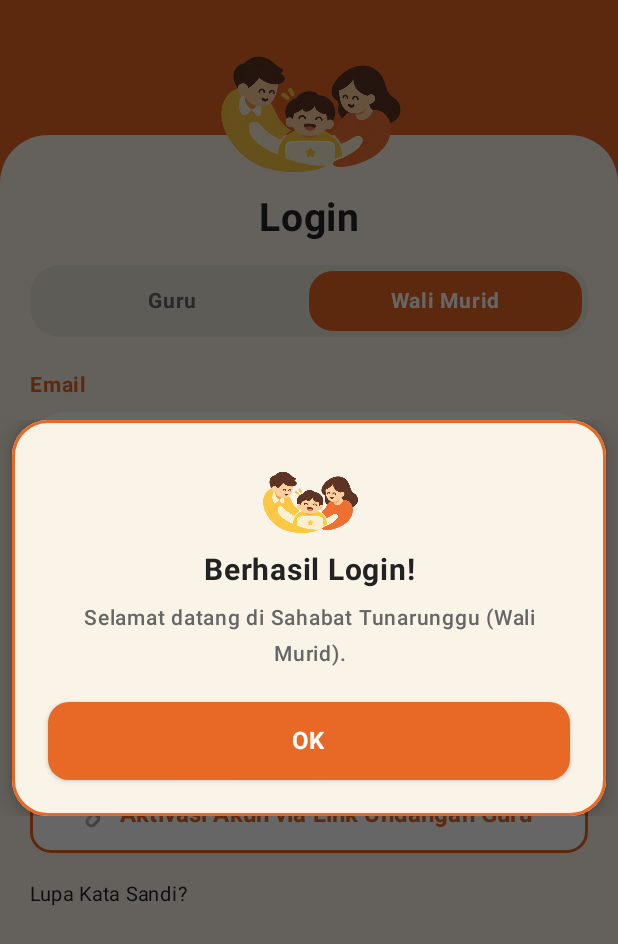
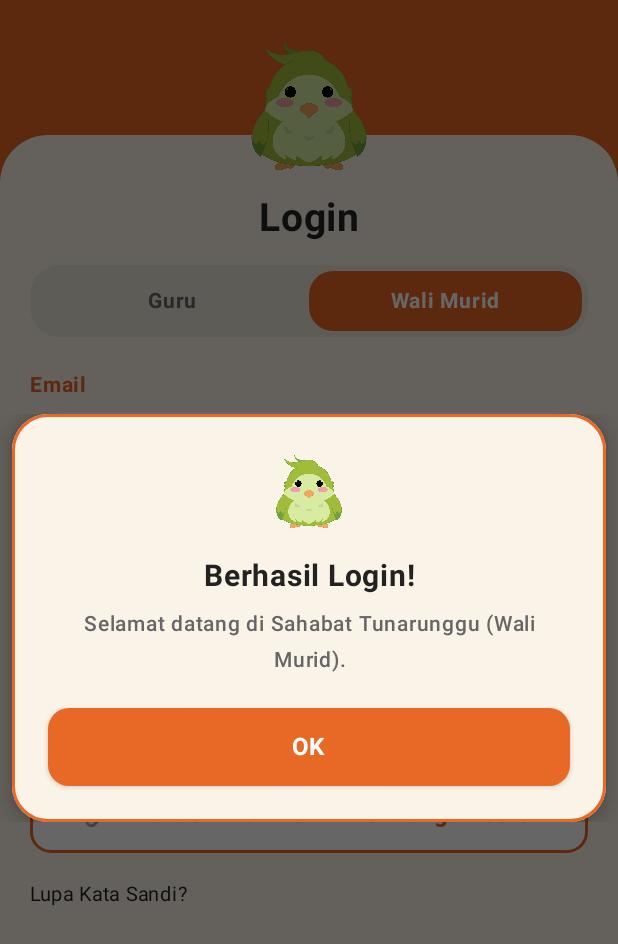
Before and after one commit to javamaulana/Satu-Mobile, an Android app built with Jetpack Compose: the screen it shows after launch (MainActivity), after a tap on "Masuk", on a phone screen of 412 x 824 dp. Shown: the top 944 px of the screen. Run offline under Robolectric (Android 15) with nearby library versions, the phone set to English and light mode, and no system bars; 2 other taps on this screen came first.

Commit message:
fix: set app launcher icon to logoapp and restore in-app header mascot

```diff
--- a/app/src/main/AndroidManifest.xml
+++ b/app/src/main/AndroidManifest.xml
@@ -13,9 +13,9 @@
         android:allowBackup="true"
         android:dataExtractionRules="@xml/data_extraction_rules"
         android:fullBackupContent="@xml/backup_rules"
-        android:icon="@mipmap/ic_launcher"
+        android:icon="@drawable/logoapp"
         android:label="@string/app_name"
-        android:roundIcon="@mipmap/ic_launcher_round"
+        android:roundIcon="@drawable/logoapp"
         android:supportsRtl="true"
         android:usesCleartextTraffic="true"
         android:theme="@style/Theme.Satu">
--- a/app/src/main/java/com/lomba/satu/ui/components/CustomAppPopup.kt
+++ b/app/src/main/java/com/lomba/satu/ui/components/CustomAppPopup.kt
@@ -58,12 +58,12 @@ fun CustomAppPopup(
                         .padding(24.dp),
                     horizontalAlignment = Alignment.CenterHorizontally
                 ) {
-                    // App Logo Header Image
+                    // Mascot Header Image
                     Image(
-                        painter = painterResource(id = R.drawable.logoapp),
-                        contentDescription = "SATU Logo",
+                        painter = painterResource(id = R.drawable.maskot),
+                        contentDescription = "Mascot",
                         modifier = Modifier
-                            .height(64.dp)
+                            .size(72.dp)
                             .padding(bottom = 12.dp)
                     )
 
--- a/app/src/main/java/com/lomba/satu/ui/components/MascotHeader.kt
+++ b/app/src/main/java/com/lomba/satu/ui/components/MascotHeader.kt
@@ -71,15 +71,14 @@ fun MascotHeader(
             }
         }
 
-        // Floating App Logo sitting right on the curved top edge of the card
+        // Floating Mascot sitting right on the curved top edge of the card
         Image(
-            painter = painterResource(id = R.drawable.logoapp),
-            contentDescription = "SATU Logo",
+            painter = painterResource(id = R.drawable.maskot),
+            contentDescription = "Mascot",
             modifier = Modifier
                 .align(Alignment.TopCenter)
-                .padding(top = 18.dp)
-                .height(98.dp)
-                .widthIn(max = 160.dp)
+                .padding(top = 22.dp)
+                .size(105.dp)
         )
 
         // Back Arrow Button if onBackClick is provided
--- a/app/src/main/java/com/lomba/satu/ui/components/TopToastBanner.kt
+++ b/app/src/main/java/com/lomba/satu/ui/components/TopToastBanner.kt
@@ -84,9 +84,9 @@ fun TopToastBanner(
                         ) {
                             Box(contentAlignment = Alignment.Center) {
                                 Image(
-                                    painter = painterResource(id = R.drawable.logoapp),
-                                    contentDescription = "SATU Logo",
-                                    modifier = Modifier.size(32.dp)
+                                    painter = painterResource(id = R.drawable.maskot),
+                                    contentDescription = "Mascot Icon",
+                                    modifier = Modifier.size(28.dp)
                                 )
                             }
                         }
--- a/app/src/main/res/mipmap-anydpi/ic_launcher.xml
+++ b/app/src/main/res/mipmap-anydpi/ic_launcher.xml
@@ -1,6 +1,6 @@
 <?xml version="1.0" encoding="utf-8"?>
 <adaptive-icon xmlns:android="http://schemas.android.com/apk/res/android">
-    <background android:drawable="@drawable/ic_launcher_background" />
-    <foreground android:drawable="@drawable/ic_launcher_foreground" />
-    <monochrome android:drawable="@drawable/ic_launcher_foreground" />
+    <background android:drawable="@color/white" />
+    <foreground android:drawable="@drawable/logoapp" />
+    <monochrome android:drawable="@drawable/logoapp" />
 </adaptive-icon>
--- a/app/src/main/res/mipmap-anydpi/ic_launcher_round.xml
+++ b/app/src/main/res/mipmap-anydpi/ic_launcher_round.xml
@@ -1,6 +1,6 @@
 <?xml version="1.0" encoding="utf-8"?>
 <adaptive-icon xmlns:android="http://schemas.android.com/apk/res/android">
-    <background android:drawable="@drawable/ic_launcher_background" />
-    <foreground android:drawable="@drawable/ic_launcher_foreground" />
-    <monochrome android:drawable="@drawable/ic_launcher_foreground" />
+    <background android:drawable="@color/white" />
+    <foreground android:drawable="@drawable/logoapp" />
+    <monochrome android:drawable="@drawable/logoapp" />
 </adaptive-icon>
```
